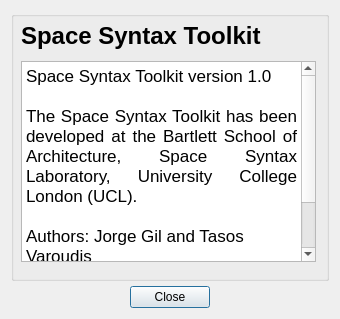
Before: the Qt Designer form esstoolkit/ui_About.ui in SpaceGroupUCL/qgisSpaceSyntaxToolkit, drawn with Qt 5.
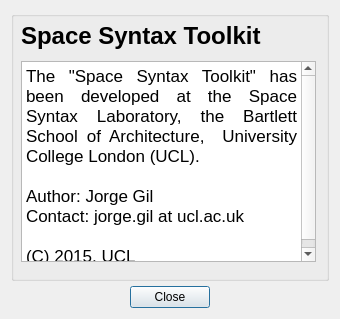
After: the same form once the commit is applied. Icons and pictures are not drawn.

The edit to the form file:
```diff
--- a/esstoolkit/ui_About.ui
+++ b/esstoolkit/ui_About.ui
@@ -66,14 +66,12 @@
 &lt;html&gt;&lt;head&gt;&lt;meta name=&quot;qrichtext&quot; content=&quot;1&quot; /&gt;&lt;style type=&quot;text/css&quot;&gt;
 p, li { white-space: pre-wrap; }
 &lt;/style&gt;&lt;/head&gt;&lt;body style=&quot; font-family:'Lucida Grande'; font-size:13pt; font-weight:400; font-style:normal;&quot;&gt;
-&lt;p style=&quot; margin-top:0px; margin-bottom:0px; margin-left:0px; margin-right:0px; -qt-block-indent:0; text-indent:0px;&quot;&gt;Space Syntax Toolkit version 1.0&lt;/p&gt;
+&lt;p align=&quot;justify&quot; style=&quot; margin-top:0px; margin-bottom:0px; margin-left:0px; margin-right:0px; -qt-block-indent:0; text-indent:0px;&quot;&gt;The &amp;quot;Space Syntax Toolkit&amp;quot; has been developed at the Space Syntax Laboratory, the Bartlett School of Architecture,  University College London (UCL).&lt;/p&gt;
 &lt;p align=&quot;justify&quot; style=&quot;-qt-paragraph-type:empty; margin-top:0px; margin-bottom:0px; margin-left:0px; margin-right:0px; -qt-block-indent:0; text-indent:0px;&quot;&gt;&lt;br /&gt;&lt;/p&gt;
-&lt;p align=&quot;justify&quot; style=&quot; margin-top:0px; margin-bottom:0px; margin-left:0px; margin-right:0px; -qt-block-indent:0; text-indent:0px;&quot;&gt;The Space Syntax Toolkit has been developed at the Bartlett School of Architecture, Space Syntax Laboratory, University College London (UCL).&lt;/p&gt;
-&lt;p align=&quot;justify&quot; style=&quot;-qt-paragraph-type:empty; margin-top:0px; margin-bottom:0px; margin-left:0px; margin-right:0px; -qt-block-indent:0; text-indent:0px;&quot;&gt;&lt;br /&gt;&lt;/p&gt;
-&lt;p style=&quot; margin-top:0px; margin-bottom:0px; margin-left:0px; margin-right:0px; -qt-block-indent:0; text-indent:0px;&quot;&gt;Authors: Jorge Gil and Tasos Varoudis&lt;/p&gt;
+&lt;p style=&quot; margin-top:0px; margin-bottom:0px; margin-left:0px; margin-right:0px; -qt-block-indent:0; text-indent:0px;&quot;&gt;Author: Jorge Gil&lt;/p&gt;
 &lt;p style=&quot; margin-top:0px; margin-bottom:0px; margin-left:0px; margin-right:0px; -qt-block-indent:0; text-indent:0px;&quot;&gt;Contact: jorge.gil at ucl.ac.uk&lt;/p&gt;
 &lt;p style=&quot;-qt-paragraph-type:empty; margin-top:0px; margin-bottom:0px; margin-left:0px; margin-right:0px; -qt-block-indent:0; text-indent:0px;&quot;&gt;&lt;br /&gt;&lt;/p&gt;
-&lt;p style=&quot; margin-top:0px; margin-bottom:0px; margin-left:0px; margin-right:0px; -qt-block-indent:0; text-indent:0px;&quot;&gt;(C) 2014, UCL&lt;/p&gt;&lt;/body&gt;&lt;/html&gt;</string>
+&lt;p style=&quot; margin-top:0px; margin-bottom:0px; margin-left:0px; margin-right:0px; -qt-block-indent:0; text-indent:0px;&quot;&gt;(C) 2015, UCL&lt;/p&gt;&lt;/body&gt;&lt;/html&gt;</string>
       </property>
      </widget>
      <widget class="QWidget" name="layoutWidget">
```
Left out of the diff: 3 changed lines with no effect on the pictures.
